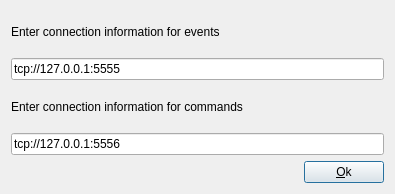
Old version of the form rbkit-lib/ui/askhost.ui in the repository codemancers/rbkit-client.
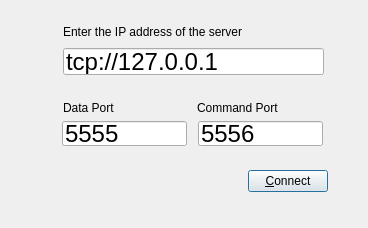
New version of the form.

Commit message:
Update layout and font for askhost popup
Change the form to have three items: Server IP field, port field for
events and another port field for commands. We've simplified this way
since one server has only a single IP. This keeps the form clean.

Other changes:
 * Change font to Lucida Grande. We use Lucida Grande for other items.
   It makes sense to extend that to everything else.
 * Change button text from "Ok" to "Connect".

The edit to the form file:
```diff
--- a/rbkit-lib/ui/askhost.ui
+++ b/rbkit-lib/ui/askhost.ui
@@ -9,8 +9,8 @@
    <rect>
     <x>0</x>
     <y>0</y>
-    <width>395</width>
-    <height>194</height>
+    <width>368</width>
+    <height>228</height>
    </rect>
   </property>
   <property name="minimumSize">
@@ -22,53 +22,66 @@
   <property name="windowTitle">
    <string>Enter address of your Ruby app</string>
   </property>
-  <layout class="QVBoxLayout" name="verticalLayout_3">
-   <item>
-    <layout class="QVBoxLayout" name="verticalLayout_2">
-     <item>
-      <layout class="QVBoxLayout" name="verticalLayout">
-       <item>
-        <widget class="QLabel" name="hostInfo">
-         <property name="text">
-          <string>Enter connection information for events</string>
-         </property>
-        </widget>
-       </item>
-       <item>
-        <layout class="QHBoxLayout" name="horizontalLayout">
-         <item>
-          <widget class="QLineEdit" name="eventsSocket">
-           <property name="text">
-            <string>tcp://127.0.0.1:5555</string>
-           </property>
-          </widget>
-         </item>
-        </layout>
-       </item>
-       <item>
-        <widget class="QLabel" name="label">
+  <widget class="QLineEdit" name="commandsPort">
+   <property name="geometry">
+    <rect>
+     <x>198</x>
+     <y>121</y>
+     <width>125</width>
+     <height>25</height>
+    </rect>
+   </property>
+   <property name="font">
+    <font>
+     <family>Lucida Grande</family>
+     <pointsize>18</pointsize>
+    </font>
+   </property>
          <property name="text">
-          <string>Enter connection information for commands</string>
-         </property>
-        </widget>
-       </item>
-       <item>
-        <layout class="QHBoxLayout" name="horizontalLayout_3">
-         <item>
-          <widget class="QLineEdit" name="commandsSocket">
+    <string>5556</string>
+   </property>
+  </widget>
+  <widget class="QLineEdit" name="eventsPort">
+   <property name="geometry">
+    <rect>
+     <x>62</x>
+     <y>121</y>
+     <width>125</width>
+     <height>25</height>
+    </rect>
+   </property>
+   <property name="font">
+    <font>
+     <family>Lucida Grande</family>
+     <pointsize>18</pointsize>
+    </font>
+   </property>
            <property name="text">
-            <string>tcp://127.0.0.1:5556</string>
-           </property>
-          </widget>
-         </item>
-        </layout>
-       </item>
-      </layout>
-     </item>
-     <item>
+    <string>5555</string>
+   </property>
+  </widget>
+  <widget class="QWidget" name="">
+   <property name="geometry">
+    <rect>
+     <x>47</x>
+     <y>165</y>
+     <width>281</width>
+     <height>32</height>
+    </rect>
+   </property>
+   <property name="font">
+    <font>
+     <family>Lucida Grande</family>
+    </font>
+   </property>
       <layout class="QHBoxLayout" name="horizontalLayout_2">
        <item>
         <spacer name="horizontalSpacer">
+      <property name="font">
+       <font>
+        <family>Lucida Grande</family>
+       </font>
+      </property>
          <property name="orientation">
           <enum>Qt::Horizontal</enum>
          </property>
@@ -82,16 +95,102 @@
        </item>
        <item>
         <widget class="QPushButton" name="hostSelectedButton">
+      <property name="font">
+       <font>
+        <family>Lucida Grande</family>
+       </font>
+      </property>
          <property name="text">
-          <string>&amp;Ok</string>
+       <string>&amp;Connect</string>
          </property>
         </widget>
        </item>
       </layout>
-     </item>
-    </layout>
-   </item>
-  </layout>
+  </widget>
+  <widget class="QLabel" name="label">
+   <property name="geometry">
+    <rect>
+     <x>197</x>
+     <y>100</y>
+     <width>121</width>
+     <height>16</height>
+    </rect>
+   </property>
+   <property name="font">
+    <font>
+     <family>Lucida Grande</family>
+    </font>
+   </property>
+   <property name="text">
+    <string>Command Port</string>
+   </property>
+  </widget>
+  <widget class="QWidget" name="">
+   <property name="geometry">
+    <rect>
+     <x>63</x>
+     <y>48</y>
+     <width>261</width>
+     <height>27</height>
+    </rect>
+   </property>
+   <property name="font">
+    <font>
+     <family>Lucida Grande</family>
+    </font>
+   </property>
+   <layout class="QHBoxLayout" name="horizontalLayout">
+    <item>
+     <widget class="QLineEdit" name="serverHost">
+      <property name="font">
+       <font>
+        <family>Lucida Grande</family>
+        <pointsize>18</pointsize>
+       </font>
+      </property>
+      <property name="text">
+       <string>tcp://127.0.0.1</string>
+      </property>
+     </widget>
+    </item>
+   </layout>
+  </widget>
+  <widget class="QLabel" name="serverIpAddressLabel">
+   <property name="geometry">
+    <rect>
+     <x>63</x>
+     <y>24</y>
+     <width>221</width>
+     <height>16</height>
+    </rect>
+   </property>
+   <property name="font">
+    <font>
+     <family>Lucida Grande</family>
+    </font>
+   </property>
+   <property name="text">
+    <string>Enter the IP address of the server</string>
+   </property>
+  </widget>
+  <widget class="QLabel" name="label_2">
+   <property name="geometry">
+    <rect>
+     <x>63</x>
+     <y>100</y>
+     <width>59</width>
+     <height>16</height>
+    </rect>
+   </property>
+   <property name="font">
+    <font>
+     <family>Lucida Grande</family>
+    </font>
+   </property>
+   <property name="text">
+    <string>Data Port</string>
+   </property>
+  </widget>
  </widget>
  <resources/>
  <connections/>
```
Lines whose indentation alone changed are shown as unchanged. The commit also changes 1 other file.
